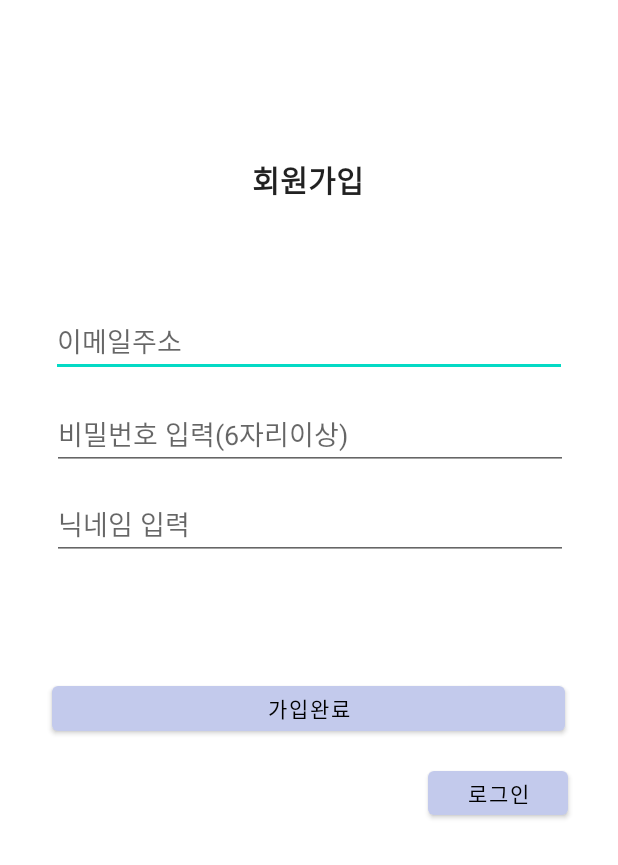
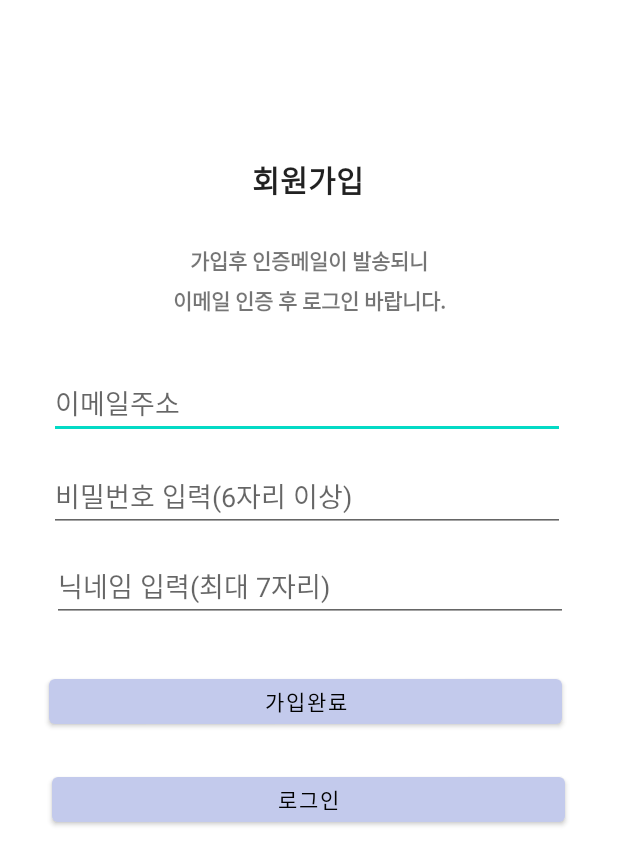
Before and after one commit to leejw-lu/crystal_product3, an Android app: the RegisterActivity screen opened directly, with no data from a screen before it, on a phone screen of 412 x 824 dp. Shown: the top 865 px of the screen. Run offline under Robolectric (Android 15) with nearby library versions, the phone set to English and light mode, and no system bars; our stand-ins replace Firebase (no records; nobody signed in at launch, a user with empty details on screens opened directly).

Commit message:
닉네임 변경

```diff
--- a/app/src/main/AndroidManifest.xml
+++ b/app/src/main/AndroidManifest.xml
@@ -35,6 +35,7 @@
         <activity android:name="com.example.crystalProduct.ProductDetailPage"
             android:windowSoftInputMode="adjustPan"/>
         <activity android:name="com.example.crystalProduct.PasswordResetActivity"/>
+        <activity android:name="com.example.crystalProduct.NicknameResetActivity"/>
         <activity android:name="com.example.crystalProduct.RegisterActivity" />
         <activity android:name="com.example.crystalProduct.MainActivity"
             android:windowSoftInputMode="adjustResize">
--- a/app/src/main/res/layout/activity_register.xml
+++ b/app/src/main/res/layout/activity_register.xml
@@ -14,14 +14,14 @@
         android:id="@+id/et_email"
         android:layout_width="344dp"
         android:layout_height="46dp"
-        android:layout_marginTop="205dp"
+        android:layout_marginTop="36dp"
         android:ems="10"
         android:hint="이메일주소"
         android:inputType="textEmailAddress"
         app:layout_constraintEnd_toEndOf="parent"
-        app:layout_constraintHorizontal_bias="0.497"
+        app:layout_constraintHorizontal_bias="0.477"
         app:layout_constraintStart_toStartOf="parent"
-        app:layout_constraintTop_toTopOf="parent" />
+        app:layout_constraintTop_toBottomOf="@+id/textView6" />
 
     <EditText
         android:id="@+id/et_pwd"
@@ -29,11 +29,11 @@
         android:layout_height="46dp"
         android:layout_marginTop="16dp"
         android:ems="10"
-        android:hint="비밀번호 입력(6자리이상)"
+        android:hint="비밀번호 입력(6자리 이상)"
         android:inputType="textPassword"
         app:layout_constraintBottom_toTopOf="@+id/et_nickname"
         app:layout_constraintEnd_toEndOf="parent"
-        app:layout_constraintHorizontal_bias="0.507"
+        app:layout_constraintHorizontal_bias="0.477"
         app:layout_constraintStart_toStartOf="parent"
         app:layout_constraintTop_toBottomOf="@+id/et_email"
         app:layout_constraintVertical_bias="0.0" />
@@ -44,7 +44,7 @@
         android:layout_height="46dp"
         android:layout_marginTop="76dp"
         android:ems="10"
-        android:hint="닉네임 입력"
+        android:hint="닉네임 입력(최대 7자리)"
         android:inputType="textPersonName"
         app:layout_constraintEnd_toEndOf="parent"
         app:layout_constraintHorizontal_bias="0.507"
@@ -60,10 +60,10 @@
         app:backgroundTint="#C3CAEC"
         app:layout_constraintBottom_toBottomOf="parent"
         app:layout_constraintEnd_toEndOf="parent"
-        app:layout_constraintHorizontal_bias="0.492"
+        app:layout_constraintHorizontal_bias="0.463"
         app:layout_constraintStart_toStartOf="parent"
-        app:layout_constraintTop_toTopOf="parent"
-        app:layout_constraintVertical_bias="0.577" />
+        app:layout_constraintTop_toBottomOf="@+id/et_nickname"
+        app:layout_constraintVertical_bias="0.088" />
 
     <TextView
         android:id="@+id/textView2"
@@ -82,16 +82,38 @@
 
     <Button
         android:id="@+id/login_go"
-        android:layout_width="93dp"
-        android:layout_height="41dp"
+        android:layout_width="342dp"
+        android:layout_height="42dp"
         android:text="로그인"
         android:textColor="@color/black"
         app:backgroundTint="#C3CAEC"
         app:layout_constraintBottom_toBottomOf="parent"
         app:layout_constraintEnd_toEndOf="parent"
-        app:layout_constraintHorizontal_bias="0.896"
+        app:layout_constraintHorizontal_bias="0.492"
         app:layout_constraintStart_toStartOf="parent"
         app:layout_constraintTop_toBottomOf="@+id/btn_register"
-        app:layout_constraintVertical_bias="0.051" />
+        app:layout_constraintVertical_bias="0.08" />
+
+    <TextView
+        android:id="@+id/textView4"
+        android:layout_width="wrap_content"
+        android:layout_height="wrap_content"
+        android:layout_marginTop="28dp"
+        android:text="가입후 인증메일이 발송되니"
+        app:layout_constraintEnd_toEndOf="parent"
+        app:layout_constraintStart_toStartOf="parent"
+        android:textStyle="bold"
+        app:layout_constraintTop_toBottomOf="@+id/textView2" />
+
+    <TextView
+        android:id="@+id/textView6"
+        android:layout_width="wrap_content"
+        android:layout_height="wrap_content"
+        android:layout_marginTop="5dp"
+        android:text="이메일 인증 후 로그인 바랍니다."
+        app:layout_constraintEnd_toEndOf="parent"
+        app:layout_constraintStart_toStartOf="parent"
+        android:textStyle="bold"
+        app:layout_constraintTop_toBottomOf="@+id/textView4" />
 
 </androidx.constraintlayout.widget.ConstraintLayout>
```
Also changed, not shown: app/src/main/java/com/example/crystalProduct/Frag5.java (+17 -26 lines), app/src/main/java/com/example/crystalProduct/LoginActivity.java (+21 -23 lines), app/src/main/java/com/example/crystalProduct/NicknameResetActivity.java (added, +97 -0 lines), app/src/main/java/com/example/crystalProduct/RegisterActivity.java (+16 -2 lines), app/src/main/res/layout/activity_login.xml (+0 -10 lines), app/src/main/res/layout/activity_nickname_reset.xml (added, +40 -0 lines).
